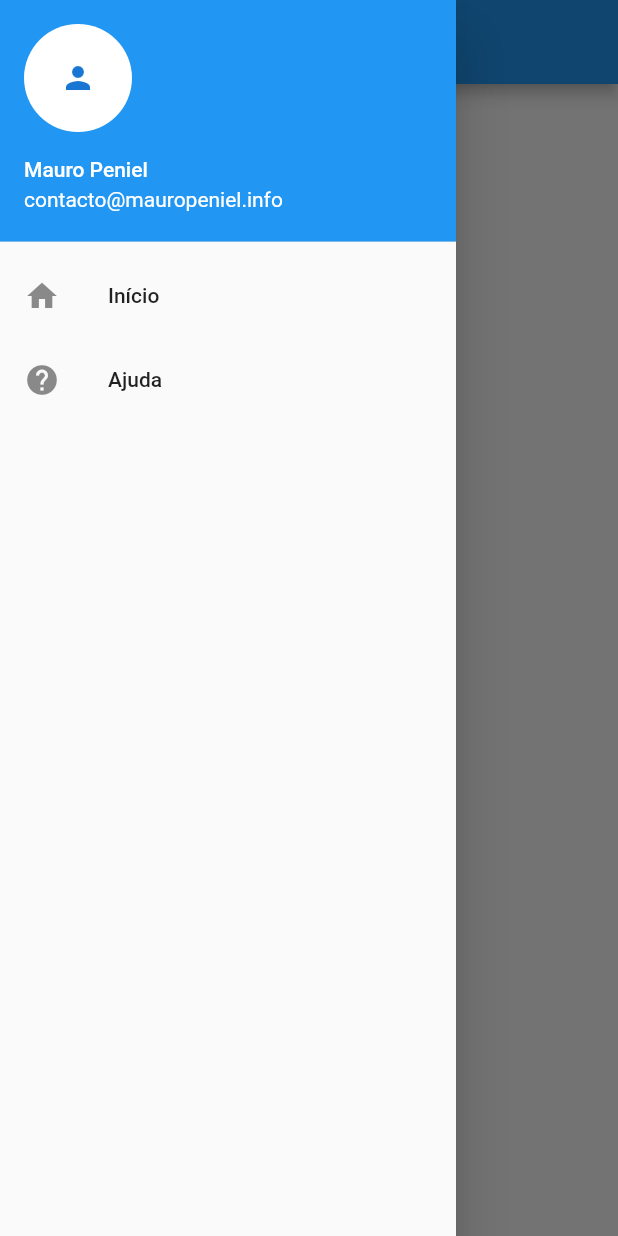
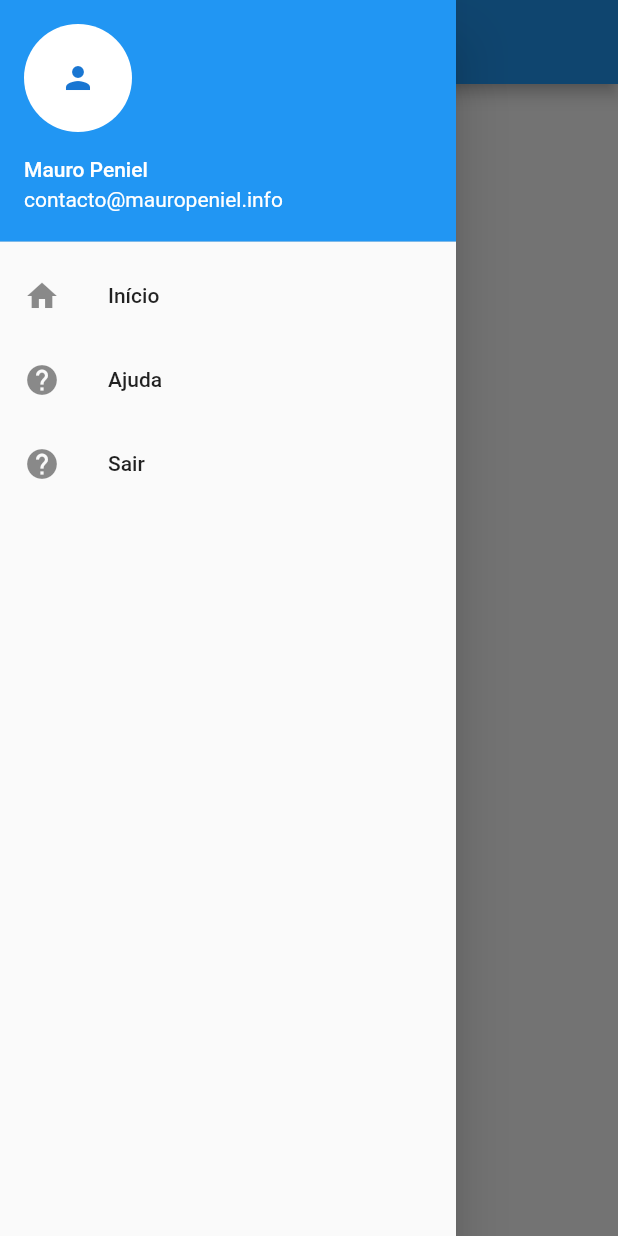
Before and after one commit to restenPiz/Play_video-Flutter, a Flutter app: the screen it shows after launch, with the side drawer open, on a phone screen of 412 x 824 dp. Run offline on Flutter 3.47's test engine with Material 2 defaults, Android fonts, the phone set to English and light mode, and no system bars; our stand-ins replace video_player; network calls fail.

Commit message:
Some updates in the application

```diff
--- a/play_video_app/lib/firstScreen.dart
+++ b/play_video_app/lib/firstScreen.dart
@@ -85,6 +85,13 @@ class _FirstScreenState extends State<FirstScreen> {
             ListTile(
               leading: Icon(Icons.help),
               title: Text('Ajuda'),
+              onTap: () {
+                // Navegar para a tela inicial ou qualquer outra tela
+              },
+            ),
+            ListTile(
+              leading: Icon(Icons.help),
+              title: Text('Sair'),
               onTap: () {
                 // Navegar para a tela inicial ou qualquer outra tela
               },
```
